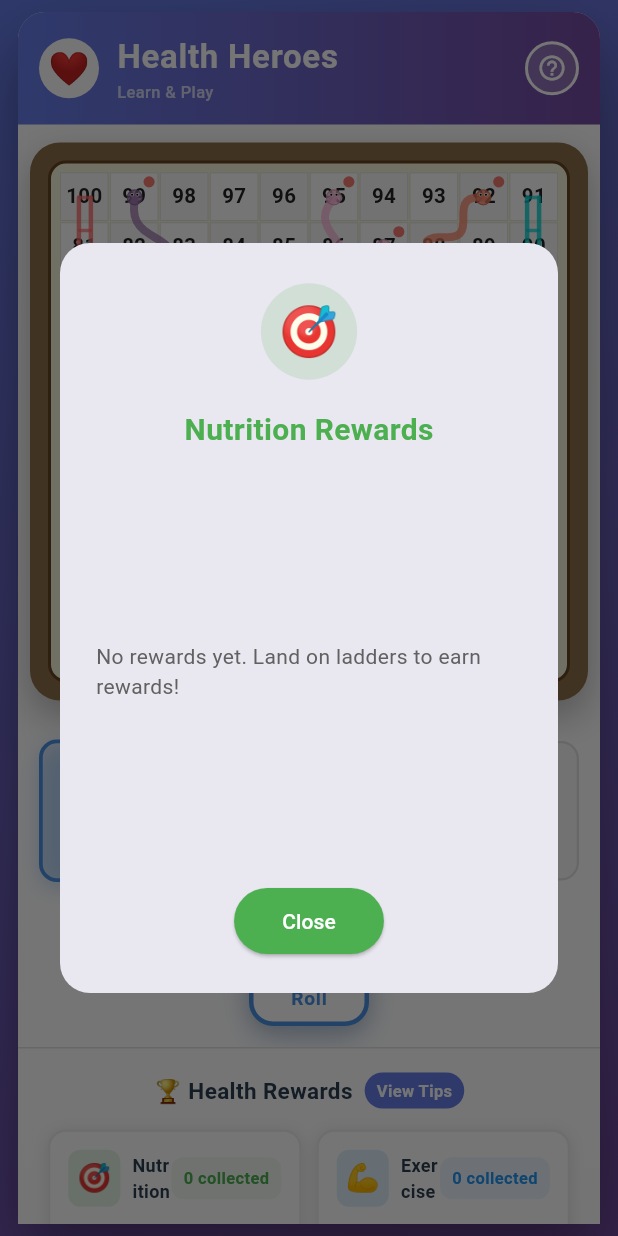
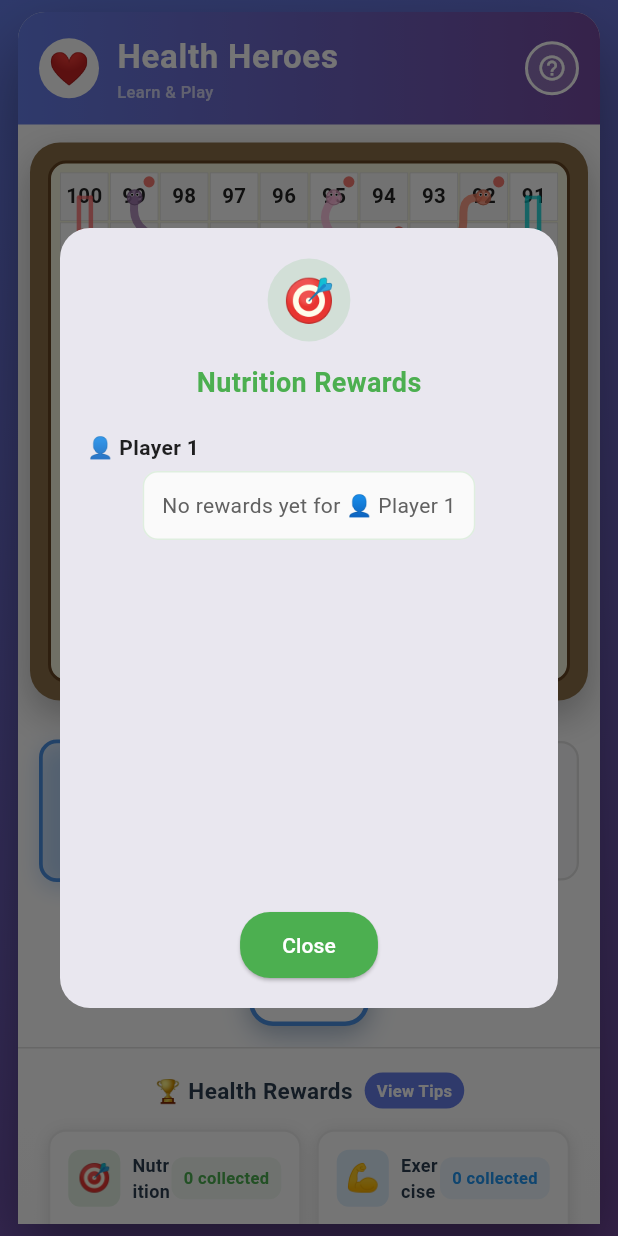
Before and after one commit to Surajanarase/snake_ladder, a Flutter app: the screen it shows after launch, after a tap on "Roll", after a tap on "Nutrition", on a phone screen of 412 x 824 dp. Run offline on Flutter 3.47's test engine with Material 3 defaults, Android fonts, the phone set to English and light mode, and no system bars.

Commit message:
user name ->input + reward  seperation according to user

```diff
--- a/lib/services/game_service.dart
+++ b/lib/services/game_service.dart
@@ -32,13 +32,36 @@ class GameService extends ChangeNotifier {
   bool gameActive = false;
   int lastRoll = 0;
 
-  // --- Reward system (new) ---
-  // Store collected rewards for the four categories
+  // --- Reward system (refactored to be per-player) ---
+  // old global category -> kept for compatibility but not used by UI now
   Map<String, List<String>> rewards = {
     'nutrition': [],
     'exercise': [],
     'sleep': [],
     'mental': [],
+  };
+
+  // New: store rewards per player, per category
+  // e.g. playerRewards['player1']!['nutrition'] = ['Ate fruits!', ...]
+  Map<String, Map<String, List<String>>> playerRewards = {
+    'player1': {
+      'nutrition': [],
+      'exercise': [],
+      'sleep': [],
+      'mental': [],
+    },
+    'player2': {
+      'nutrition': [],
+      'exercise': [],
+      'sleep': [],
+      'mental': [],
+    },
+    'player3': {
+      'nutrition': [],
+      'exercise': [],
+      'sleep': [],
+      'mental': [],
+    },
   };
 
   // Health progress kept for compatibility (optional)
@@ -49,7 +72,7 @@ class GameService extends ChangeNotifier {
     'mental': 0,
   };
 
-  // Health tips for each category (unchanged, used for "View Tips" if needed)
+  // Health tips for each category
   final Map<String, List<String>> healthTips = {
     'nutrition': [
       '🥗 Eat 5 servings of fruits and vegetables daily',
@@ -107,7 +130,7 @@ class GameService extends ChangeNotifier {
     80: {'end': 100, 'message': "Perfect health habits! You're a health champion!", 'icon': '🏆', 'category': 'health', 'tip': "Consistency in healthy habits leads to a better life!"},
   };
 
-  // Start game
+  // Start game — initialize per-player reward containers
   void startGame(int numPlayers, bool withBot) {
     numberOfPlayers = numPlayers;
     hasBot = withBot;
@@ -138,13 +161,35 @@ class GameService extends ChangeNotifier {
       'sleep': 0,
       'mental': 0,
     };
-    // reset rewards as well
+    // reset global rewards
     rewards = {
       'nutrition': [],
       'exercise': [],
       'sleep': [],
       'mental': [],
     };
+    // reset per-player rewards
+    playerRewards = {
+      'player1': {
+        'nutrition': [],
+        'exercise': [],
+        'sleep': [],
+        'mental': [],
+      },
+      'player2': {
+        'nutrition': [],
+        'exercise': [],
+        'sleep': [],
+        'mental': [],
+      },
+      'player3': {
+        'nutrition': [],
+        'exercise': [],
+        'sleep': [],
+        'mental': [],
+      },
+    };
+
     notifyListeners();
   }
 
@@ -176,6 +221,26 @@ class GameService extends ChangeNotifier {
       'exercise': [],
       'sleep': [],
       'mental': [],
+    };
+    playerRewards = {
+      'player1': {
+        'nutrition': [],
+        'exercise': [],
+        'sleep': [],
+        'mental': [],
+      },
+      'player2': {
+        'nutrition': [],
+        'exercise': [],
+        'sleep': [],
+        'mental': [],
+      },
+      'player3': {
+        'nutrition': [],
+        'exercise': [],
+        'sleep': [],
+        'mental': [],
+      },
     };
     notifyListeners();
   }
@@ -244,13 +309,12 @@ class GameService extends ChangeNotifier {
       updateHealthProgress(ladder['category']);
       notifyListeners();
 
-      // --- NEW: also signal UI to show a reward popup and let UI persist it ---
-      // Only send reward notifications for the four tracked categories (nutrition/exercise/sleep/mental)
+      // --- NEW: signal UI with player-aware reward message ---
       final category = ladder['category']?.toString() ?? '';
       String rewardText = ladder['message'] ?? 'You got a reward!';
       if (['nutrition', 'exercise', 'sleep', 'mental'].contains(category)) {
-        // Use UI convention: "REWARD::<category>::<text>"
-        onNotify('REWARD::$category::$rewardText', ladder['icon']);
+        // Format: REWARD::<player>::<category>::<text>
+        onNotify('REWARD::$player::$category::$rewardText', ladder['icon']);
       }
 
       await Future.delayed(const Duration(milliseconds: 1000));
@@ -277,16 +341,33 @@ class GameService extends ChangeNotifier {
     notifyListeners();
   }
 
-  // Add a reward into the stored compartment (called from UI when it receives the REWARD:: message)
+  // Add a reward into the stored compartment (global) — kept for compatibility
   void addReward(String category, String rewardText) {
     if (!rewards.containsKey(category)) return;
     rewards[category]!.insert(0, rewardText); // newest first
     notifyListeners();
   }
 
-  // Get rewards for a category
+  // New: add reward for a specific player
+  void addRewardForPlayer(String player, String category, String rewardText) {
+    if (!playerRewards.containsKey(player)) return;
+    if (!playerRewards[player]!.containsKey(category)) return;
+    // avoid exact duplicates
+    if (playerRewards[player]![category]!.contains(rewardText)) return;
+    playerRewards[player]![category]!.insert(0, rewardText);
+    // also keep the global record for compatibility
+    addReward(category, rewardText);
+    notifyListeners();
+  }
+
+  // Get rewards for a category (global)
   List<String> getRewards(String category) {
     return rewards[category] ?? [];
+  }
+
+  // New: get rewards for specific player/category
+  List<String> getPlayerRewards(String player, String category) {
+    return playerRewards[player]?[category] ?? [];
   }
 
   // Check win condition
--- a/lib/widgets/progress_dashboard.dart
+++ b/lib/widgets/progress_dashboard.dart
@@ -126,7 +126,17 @@ class ProgressDashboard extends StatelessWidget {
     String category,
     Color color,
   ) {
-    final rewards = game.getRewards(category);
+    // Count total across all players for display
+    int totalCount = 0;
+    for (int i = 1; i <= game.numberOfPlayers; i++) {
+      final pid = 'player$i';
+      final list = game.getPlayerRewards(pid, category);
+      if (i == game.numberOfPlayers && game.hasBot) {
+        // skip bot in the totalCount display if you prefer, but user asked "except bot" only for viewing
+      }
+      totalCount += list.length;
+    }
+
     return GestureDetector(
       onTap: () => _showCategoryRewards(context, game, category, label, icon, color),
       child: Container(
@@ -181,7 +191,7 @@ class ProgressDashboard extends StatelessWidget {
                     borderRadius: BorderRadius.circular(8),
                   ),
                   child: Text(
-                    '${rewards.length} collected',
+                    '$totalCount collected',
                     style: TextStyle(
                       fontSize: 11,
                       fontWeight: FontWeight.bold,
@@ -195,7 +205,7 @@ class ProgressDashboard extends StatelessWidget {
             // Small hint text (no percent)
             Center(
               child: Text(
-                'Tap to view rewards',
+                'Tap to view rewards by player',
                 style: TextStyle(
                   fontSize: 10,
                   color: Colors.grey.shade600,
@@ -217,101 +227,98 @@ class ProgressDashboard extends StatelessWidget {
     String icon,
     Color color,
   ) {
-    final rewards = game.getRewards(category);
     showDialog(
       context: context,
       builder: (context) {
         return Dialog(
           shape: RoundedRectangleBorder(borderRadius: BorderRadius.circular(20)),
           child: Container(
-            constraints: const BoxConstraints(maxWidth: 400, maxHeight: 500),
-            padding: const EdgeInsets.all(24),
+            constraints: const BoxConstraints(maxWidth: 420, maxHeight: 520),
+            padding: const EdgeInsets.all(18),
             child: Column(
-              mainAxisSize: MainAxisSize.min,
               children: [
                 Container(
-                  padding: const EdgeInsets.all(12),
+                  padding: const EdgeInsets.all(10),
                   decoration: BoxDecoration(
                     color: color.withAlpha(38),
                     shape: BoxShape.circle,
                   ),
+                  child: Text(icon, style: const TextStyle(fontSize: 28)),
+                ),
+                const SizedBox(height: 12),
+                Text(
+                  '$label Rewards',
+                  style: TextStyle(fontSize: 18, fontWeight: FontWeight.bold, color: color),
+                ),
+                const SizedBox(height: 12),
+
+                // Show per-player lists (human players only)
+                Expanded(
+                  child: SingleChildScrollView(
+                    child: Column(
+                      children: [
+                        for (int i = 1; i <= game.numberOfPlayers; i++) ...[
+                          // skip bot player when showing per-player lists (user requested except bot)
+                          if (!(game.hasBot && i == game.numberOfPlayers)) ...[
+                            const SizedBox(height: 8),
+                            Align(
+                              alignment: Alignment.centerLeft,
                               child: Text(
-                    icon,
-                    style: const TextStyle(fontSize: 32),
+                                game.playerNames['player$i'] ?? 'Player $i',
+                                style: const TextStyle(fontSize: 14, fontWeight: FontWeight.bold, color: Colors.black87),
                               ),
                             ),
-                const SizedBox(height: 16),
-                Text(
-                  '$label Rewards',
-                  style: TextStyle(
-                    fontSize: 20,
-                    fontWeight: FontWeight.bold,
-                    color: color,
-                  ),
-                ),
-                const SizedBox(height: 20),
-                Flexible(
-                  child: rewards.isEmpty
-                      ? Center(
-                          child: Text(
-                            'No rewards yet. Land on ladders to earn rewards!',
-                            style: TextStyle(fontSize: 14, color: Colors.grey.shade700),
-                          ),
-                        )
-                      : SingleChildScrollView(
-                          child: Column(
-                            children: rewards.map((r) {
+                            const SizedBox(height: 6),
+                            Builder(builder: (ctx) {
+                              final list = game.getPlayerRewards('player$i', category);
+                              if (list.isEmpty) {
                                 return Container(
-                                margin: const EdgeInsets.only(bottom: 12),
-                                padding: const EdgeInsets.all(14),
+                                  margin: const EdgeInsets.only(bottom: 8),
+                                  padding: const EdgeInsets.all(12),
                                   decoration: BoxDecoration(
                                     color: Colors.grey.shade50,
-                                  borderRadius: BorderRadius.circular(12),
-                                  border: Border.all(
-                                    color: color.withAlpha(76),
-                                    width: 1,
+                                    borderRadius: BorderRadius.circular(10),
+                                    border: Border.all(color: color.withAlpha(40)),
                                   ),
+                                  child: Text('No rewards yet for ${game.playerNames['player$i'] ?? 'Player $i'}', style: TextStyle(color: Colors.grey.shade700)),
+                                );
+                              }
+                              return Column(
+                                children: list.map((r) {
+                                  return Container(
+                                    margin: const EdgeInsets.only(bottom: 8),
+                                    padding: const EdgeInsets.all(12),
+                                    decoration: BoxDecoration(
+                                      color: Colors.grey.shade50,
+                                      borderRadius: BorderRadius.circular(10),
+                                      border: Border.all(color: color.withAlpha(40)),
                                     ),
                                     child: Row(
-                                  crossAxisAlignment: CrossAxisAlignment.start,
                                       children: [
-                                    Container(
-                                      margin: const EdgeInsets.only(top: 2),
-                                      width: 6,
-                                      height: 6,
-                                      decoration: BoxDecoration(
-                                        color: color,
-                                        shape: BoxShape.circle,
-                                      ),
-                                    ),
-                                    const SizedBox(width: 12),
-                                    Expanded(
-                                      child: Text(
-                                        r,
-                                        style: const TextStyle(
-                                          fontSize: 14,
-                                          height: 1.4,
-                                          color: Color(0xFF2C3E50),
-                                        ),
-                                      ),
-                                    ),
+                                        Container(width: 8, height: 8, decoration: BoxDecoration(color: color, shape: BoxShape.circle)),
+                                        const SizedBox(width: 10),
+                                        Expanded(child: Text(r, style: const TextStyle(fontSize: 14, color: Color(0xFF2C3E50)))),
                                       ],
                                     ),
                                   );
                                 }).toList(),
+                              );
+                            }),
+                          ]
+                        ],
+                      ],
                     ),
                   ),
                 ),
-                const SizedBox(height: 16),
+
+                const SizedBox(height: 12),
                 ElevatedButton(
                   onPressed: () => Navigator.of(context).pop(),
                   style: ElevatedButton.styleFrom(
                     backgroundColor: color,
                     foregroundColor: Colors.white,
-                    padding: const EdgeInsets.symmetric(horizontal: 32, vertical: 12),
-                    shape: RoundedRectangleBorder(
-                      borderRadius: BorderRadius.circular(24),
-                    ),
+                    padding: const EdgeInsets.symmetric(horizontal: 28, vertical: 12),
+                    shape: RoundedRectangleBorder(borderRadius: BorderRadius.circular(20)),
                   ),
                   child: const Text('Close'),
                 ),
@@ -409,36 +416,17 @@ class ProgressDashboard extends StatelessWidget {
             ],
           ),
           const SizedBox(height: 12),
-          ...tips.map((tip) {
-            return Padding(
-              padding: const EdgeInsets.only(bottom: 8),
-              child: Row(
-                crossAxisAlignment: CrossAxisAlignment.start,
-                children: [
+          for (final t in tips)
             Container(
-                    margin: const EdgeInsets.only(top: 6),
-                    width: 5,
-                    height: 5,
+              margin: const EdgeInsets.only(bottom: 8),
+              padding: const EdgeInsets.all(10),
               decoration: BoxDecoration(
-                      color: color,
-                      shape: BoxShape.circle,
+                color: Colors.white,
+                borderRadius: BorderRadius.circular(10),
+                border: Border.all(color: color.withAlpha(30)),
               ),
+              child: Text(t, style: TextStyle(color: Colors.grey.shade800)),
             ),
-                  const SizedBox(width: 10),
-                  Expanded(
-                    child: Text(
-                      tip,
-                      style: const TextStyle(
-                        fontSize: 13,
-                        height: 1.4,
-                        color: Color(0xFF2C3E50),
-                      ),
-                    ),
-                  ),
-                ],
-              ),
-            );
-          }).toList(),
         ],
       ),
     );
```
Also changed, not shown: lib/widgets/home_shell.dart (+97 -15 lines). Lines whose indentation alone changed are shown as unchanged.
